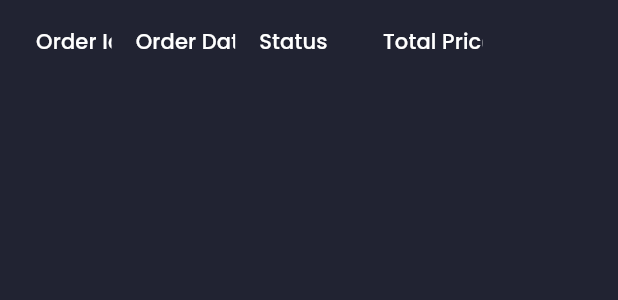
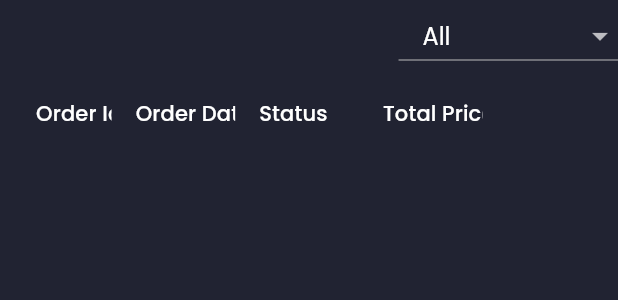
Before and after one commit to samih93/Ecommerce-Admin-Panel, a Flutter app: the OrdersScreen widget shown alone on an empty page, opened directly, on a phone screen of 412 x 824 dp. Shown: the top 300 px of the screen. Run offline on Flutter 3.47's test engine with Material 2 defaults, Android fonts, the light colour scheme and no system bars; drawn by our look-alikes of data_table_2; our stand-ins replace cloud_firestore, dio, firebase_auth, firebase_core, fl_chart, flutter_svg and 2 more; accounts and stored records are empty; project files that could hold a hidden picture were left out.

Commit message:
add search by status

```diff
--- a/lib/controllers/orders_controller.dart
+++ b/lib/controllers/orders_controller.dart
@@ -70,4 +70,31 @@ class OrdersController extends ChangeNotifier {
   // search_in_orders(String value) {
 
   // }
+
+  // NOTE onchage status order
+  OrderStatus orderStatus = OrderStatus.All;
+
+  void onchangeOrderStatus(OrderStatus o) {
+    allOrders = original_all_orders;
+
+    orderStatus = o;
+    switch (o) {
+      case OrderStatus.All:
+        allOrders = original_all_orders;
+
+        break;
+      case OrderStatus.Completed:
+        allOrders = allOrders
+            .where((element) => element.status == "Completed")
+            .toList();
+        break;
+      case OrderStatus.Pending:
+        allOrders =
+            allOrders.where((element) => element.status == "Pending").toList();
+        break;
+    }
+    notifyListeners();
+  }
 }
+
+enum OrderStatus { All, Completed, Pending }
--- a/lib/screens/orders/orders_screen.dart
+++ b/lib/screens/orders/orders_screen.dart
@@ -16,9 +16,35 @@ class OrdersScreen extends StatelessWidget {
 
   @override
   Widget build(BuildContext context) {
-    return Container(
+    return Column(
+      children: [
+        Row(
+          mainAxisAlignment: MainAxisAlignment.end,
+          children: [
+            DropdownButton<OrderStatus>(
+              value: context.watch<OrdersController>().orderStatus,
+              items: OrderStatus.values.map((OrderStatus orderstatus) {
+                return DropdownMenuItem<OrderStatus>(
+                  value: orderstatus,
+                  child: Padding(
+                    padding:
+                        const EdgeInsets.symmetric(horizontal: defaultPadding),
+                    child: Text(orderstatus.name),
+                  ),
+                );
+              }).toList(),
+              onChanged: (value) {
+                print(value);
+                context.read<OrdersController>()..onchangeOrderStatus(value!);
+              },
+            ),
+          ],
+        ),
+        Container(
           height: 400,
-      child: DataTable2(
+          child: Consumer<OrdersController>(
+              builder: (context, ordercontorller, child) {
+            return DataTable2(
               columnSpacing: defaultPadding,
               //minWidth: 600,
               columns: [
@@ -42,11 +68,14 @@ class OrdersScreen extends StatelessWidget {
                 ),
               ],
               rows: List.generate(
-          context.read<OrdersController>().allOrders.length,
+                ordercontorller.allOrders.length,
                 (index) => recentOrderDataRow(
-              context.read<OrdersController>().allOrders[index], context),
+                    ordercontorller.allOrders[index], context),
               ),
+            );
+          }),
         ),
+      ],
     );
   }
 
@@ -69,11 +98,13 @@ class OrdersScreen extends StatelessWidget {
         DataCell(Padding(
           padding: const EdgeInsets.all(8.0),
           child: Row(
+            mainAxisAlignment: MainAxisAlignment.center,
             children: [
+              if (order.status != "Completed")
                 MaterialButton(
                     onPressed: () {},
-                  child: Text("Edit"),
-                  color: Colors.red.shade400),
+                    child: Text("Completed"),
+                    color: Colors.green.shade400),
               SizedBox(
                 width: 8,
               ),
```
Lines whose indentation alone changed are shown as unchanged.
